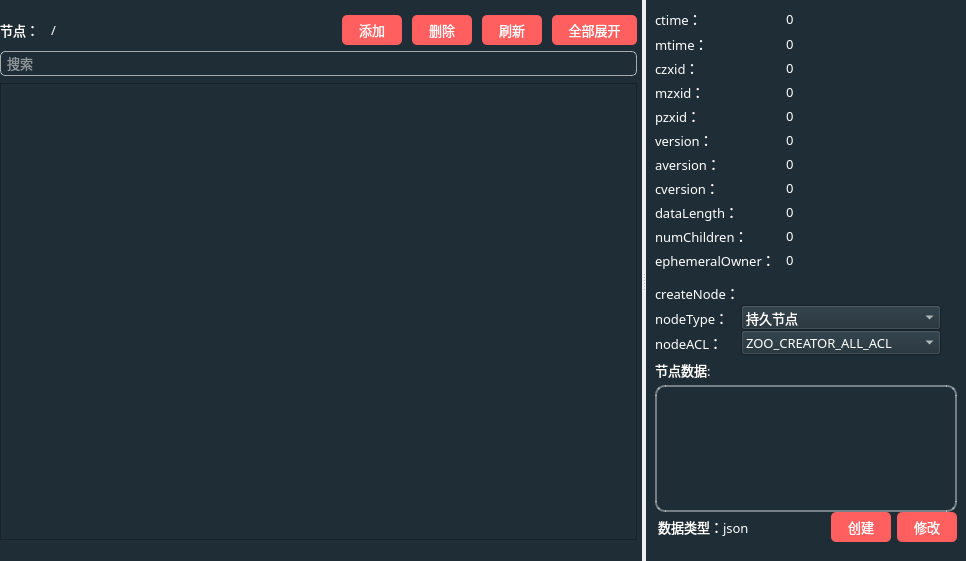
This is zookeeperwidget.ui in HuaGouFdog/Fdog-Kit as Qt 5 draws it before an edit. The edited form follows.
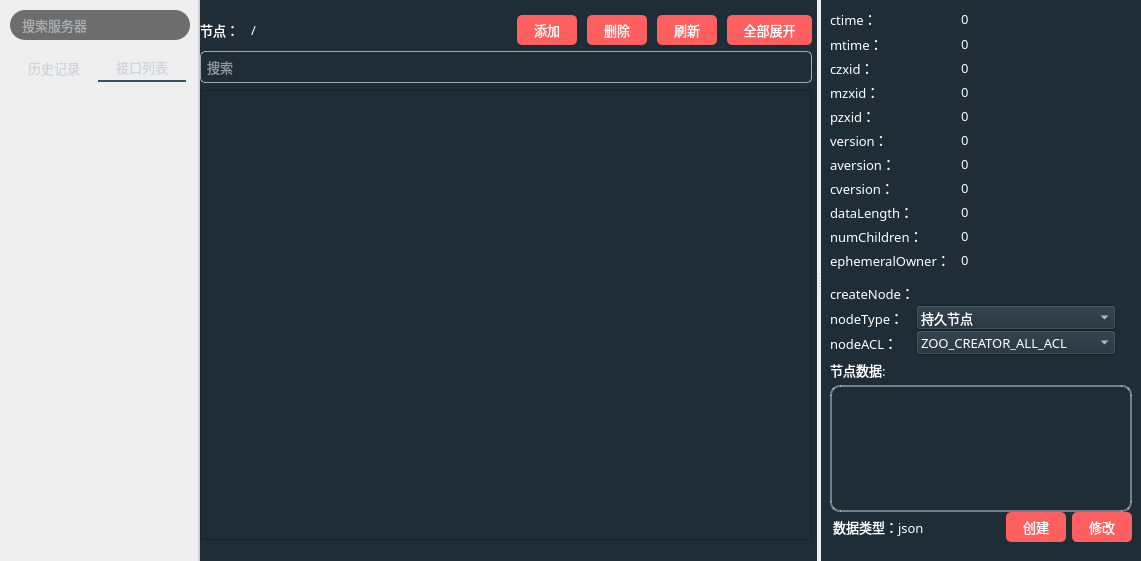
This is the edited form. Icons and pictures are not drawn.

The edit to the form file:
```diff
--- a/zookeeperwidget.ui
+++ b/zookeeperwidget.ui
@@ -6,7 +6,7 @@
    <rect>
     <x>0</x>
     <y>0</y>
-    <width>966</width>
+    <width>1141</width>
     <height>561</height>
    </rect>
   </property>
@@ -36,21 +36,50 @@
     border-style:outset
 }
 
-QMenu
-{
-    background-color: rgb(67, 77, 88);
-    font: 10pt &quot;OPPOSans B&quot;;
-    color: rgb(255, 255, 255);
-	border:1px solid rgb(255, 255, 255,200);
+QMenu {
+
+background-color:rgb(253,253,254);
+/*padding:5px;*/
+padding: 3px 0px 3px 0px;
+border-radius:6px;
+border:2px solid rgb(108, 117, 125, 65); 
 }
-        
-QMenu::item:selected
-{
-    background-color: #0B0E11;
+QMenu::item {
+	font-size: 10pt;
+	
+	font: 10pt &quot;OPPOSans B&quot;;
+	
+	color: rgb(63, 63, 63);
+    background-color:rgb(253,253,254);
+    padding: 5px 25px 5px 25px;
+    /*margin: 2px 2px 2px 2px;*/
 }
-</string>
+QMenu::item:selected {
+    background-color : rgb(236,236,237);
+}
+QMenu::icon:checked {
+    background: rgb(253,253,254);
+    position: absolute;
+    top: 1px;
+    right: 1px;
+    bottom: 1px;
+    left: 1px;
+}
+QMenu::icon:checked:selected {
+    background-color : rgb(236,236,237);
+    background-image: url(:/space_selected.png);
+}
+QMenu::separator {
+    height: 2px;
+    background: rgb(235,235,236);
+    /*margin-left: 10px;*/
+    /*margin-right: 10px;*/
+}</string>
   </property>
-  <layout class="QVBoxLayout" name="verticalLayout_3">
+  <layout class="QHBoxLayout" name="horizontalLayout_5">
+   <property name="spacing">
+    <number>0</number>
+   </property>
    <property name="leftMargin">
     <number>0</number>
    </property>
@@ -63,6 +92,254 @@
    <property name="bottomMargin">
     <number>0</number>
    </property>
+   <item>
+    <widget class="QWidget" name="widget_left" native="true">
+     <property name="minimumSize">
+      <size>
+       <width>200</width>
+       <height>0</height>
+      </size>
+     </property>
+     <property name="maximumSize">
+      <size>
+       <width>200</width>
+       <height>16777215</height>
+      </size>
+     </property>
+     <property name="font">
+      <font>
+       <family>OPPOSans B</family>
+      </font>
+     </property>
+     <property name="styleSheet">
+      <string notr="true">#widget_left{
+border-right:2px solid rgba(108, 117, 125, 65); 
+}
+QScrollBar:vertical{
+    width: 10px;
+	background-color: rgba(0, 41, 69, 0);
+    margin: 0px,0px,0px,0px;
+    padding-top: 0px;		/*//隐藏上下的箭头*/
+    padding-bottom: 0px;
+}
+
+
+QScrollBar::handle:vertical{
+    width: 10px;
+	
+	background-color: rgb(239, 239, 239);
+    /*滚动条两端变成椭圆 */
+    border-radius: 2px;
+    min-height: 0;
+}
+
+QScrollBar::sub-page:vertical {
+    
+	background-color: rgba(255, 255, 255, 0);
+}
+QScrollBar::add-page:vertical 
+{
+    background-color: rgba(255, 255, 255, 0);
+}
+
+QScrollBar::add-line:vertical {
+	border: none;
+    height: 0px;
+    subcontrol-position: bottom;
+    subcontrol-origin: margin;
+}
+QScrollBar::sub-line:vertical {
+    border: none;
+    height: 0px;
+    subcontrol-position: top;
+    subcontrol-origin: margin;
+}
+
+QScrollBar::down-arrow:vertical {
+    border:none;
+}
+
+QScrollBar::up-arrow:vertical {
+    border:none;
+}</string>
+     </property>
+     <layout class="QVBoxLayout" name="verticalLayout_6">
+      <property name="spacing">
+       <number>9</number>
+      </property>
+      <property name="leftMargin">
+       <number>10</number>
+      </property>
+      <property name="topMargin">
+       <number>5</number>
+      </property>
+      <property name="rightMargin">
+       <number>10</number>
+      </property>
+      <property name="bottomMargin">
+       <number>0</number>
+      </property>
+      <item>
+       <widget class="QWidget" name="widget_9" native="true">
+        <layout class="QVBoxLayout" name="verticalLayout_3">
+         <property name="spacing">
+          <number>0</number>
+         </property>
+         <property name="leftMargin">
+          <number>0</number>
+         </property>
+         <property name="topMargin">
+          <number>5</number>
+         </property>
+         <property name="rightMargin">
+          <number>0</number>
+         </property>
+         <property name="bottomMargin">
+          <number>5</number>
+         </property>
+         <item>
+          <widget class="QLineEdit" name="lineEdit_find">
+           <property name="minimumSize">
+            <size>
+             <width>0</width>
+             <height>30</height>
+            </size>
+           </property>
+           <property name="maximumSize">
+            <size>
+             <width>16777215</width>
+             <height>30</height>
+            </size>
+           </property>
+           <property name="font">
+            <font>
+             <family>OPPOSans B</family>
+             <pointsize>10</pointsize>
+             <stylestrategy>PreferAntialias</stylestrategy>
+            </font>
+           </property>
+           <property name="styleSheet">
+            <string notr="true">QLineEdit{
+color: rgb(231, 238, 244);
+border-radius: 14px;
+background-color: rgb(25, 25, 25, 155);
+border: 0px solid rgba(255, 255, 255, 0);
+border-radius: 15px;
+padding-left:10px;
+padding-right:10px;
+}</string>
+           </property>
+           <property name="placeholderText">
+            <string>搜索服务器</string>
+           </property>
+          </widget>
+         </item>
+        </layout>
+       </widget>
+      </item>
+      <item>
+       <widget class="QTabWidget" name="tabWidget">
+        <property name="font">
+         <font>
+          <family>OPPOSans B</family>
+          <pointsize>10</pointsize>
+          <stylestrategy>PreferAntialias</stylestrategy>
+         </font>
+        </property>
+        <property name="styleSheet">
+         <string notr="true">
+ QTabWidget::tab-bar {
+         left:0px;       
+}
+	
+
+/*设置TabWidget中tab_1的样式*/
+#tab_1.QWidget{
+	background-color: rgb(108, 117, 125, 0);
+}
+ 
+/*设置TabWidget中tab_2的样式*/
+#tab_2.QWidget{
+	background-color: rgb(108, 117, 125, 0);
+}
+ 
+/*设置TabWidget中QTabBar的样式*/
+QTabBar::tab{
+    background-color: rgb(108, 117, 125, 0);
+	/*font-family:Consolas; */   /*设置tab中的文本的字体*/
+	font-size:10pt;
+	color:#ced4da;    /*设置tab中的文本的颜色*/
+	border-top-left-radius: 5px;    /*设置tab的边框的圆角（左上圆角）*/
+	border-top-right-radius: 5px;    /*设置tab的边框的圆角（右上圆角）*/
+	width:80px;
+	padding: 4px;
+	margin-right:0px;
+	margin-left: 0px;
+}
+ 
+/*设置TabWidget中QTabBar的tab被选中时的样式*/
+QTabBar::tab:selected{
+	/*background-color: #0B0E11;*/
+	background-color: rgb(108, 117, 125, 0);
+	border-bottom: 2px solid rgb(54, 81, 97)
+}
+ 
+/*设置TabWidget中鼠标悬浮在QTabBar的tab上，但未选中该Tab的样式*/
+QTabBar::tab:hover:!selected {
+	/*background-color: rgb(100, 117, 125, 125);*/
+}
+ 
+/*设置TabWidget的边框的样式*/
+QTabWidget::pane {
+    border: 0px solid rgb(108, 117, 125, 65);
+}
+ 
+
+QTabBar::close-button{ 
+	/*border-image: url(:lib/Kafka.png);*/
+}
+QTabBar::close-button:hover{
+	/*border-image: url(:/Resources/image/close_hover.png);*/
+}
+
+
+/*当打开多个tab，右侧出现，点击后，可以向前向后的按钮的样式*/
+QTabBar QToolButton {
+    border: none;
+	color: rgb(255, 206, 6);
+    background-color: #0b0e11;
+}
+ 
+QTabBar QToolButton:hover {
+	background-color: #161a1e; 
+}</string>
+        </property>
+        <property name="currentIndex">
+         <number>1</number>
+        </property>
+        <widget class="QWidget" name="tab">
+         <attribute name="icon">
+          <iconset resource="lib.qrc">
+           <normaloff>:/lib/history2.png</normaloff>:/lib/history2.png</iconset>
+         </attribute>
+         <attribute name="title">
+          <string>历史记录</string>
+         </attribute>
+        </widget>
+        <widget class="QWidget" name="tab_2">
+         <attribute name="icon">
+          <iconset resource="lib.qrc">
+           <normaloff>:/lib/file2.png</normaloff>:/lib/file2.png</iconset>
+         </attribute>
+         <attribute name="title">
+          <string>接口列表</string>
+         </attribute>
+        </widget>
+       </widget>
+      </item>
+     </layout>
+    </widget>
+   </item>
    <item>
     <widget class="QSplitter" name="splitter">
      <property name="font">
@@ -158,6 +435,12 @@
           </item>
           <item>
            <widget class="QLineEdit" name="lineEdit_node">
+            <property name="sizePolicy">
+             <sizepolicy hsizetype="Maximum" vsizetype="Fixed">
+              <horstretch>0</horstretch>
+              <verstretch>0</verstretch>
+             </sizepolicy>
+            </property>
             <property name="font">
              <font>
               <family>OPPOSans B</family>
@@ -418,7 +701,7 @@
          <property name="minimumSize">
           <size>
            <width>0</width>
-           <height>25</height>
+           <height>32</height>
           </size>
          </property>
          <property name="styleSheet">
@@ -445,6 +728,12 @@
           </property>
           <item>
            <widget class="QLineEdit" name="lineEdit_search">
+            <property name="minimumSize">
+             <size>
+              <width>0</width>
+              <height>30</height>
+             </size>
+            </property>
             <property name="font">
              <font>
               <family>OPPOSans B</family>
@@ -597,6 +886,12 @@
             <property name="midLineWidth">
              <number>0</number>
             </property>
+            <property name="verticalScrollBarPolicy">
+             <enum>Qt::ScrollBarAsNeeded</enum>
+            </property>
+            <property name="horizontalScrollBarPolicy">
+             <enum>Qt::ScrollBarAsNeeded</enum>
+            </property>
             <property name="autoScrollMargin">
              <number>20</number>
             </property>
```
Left out of the diff: 9 changed lines with no effect on the pictures.
